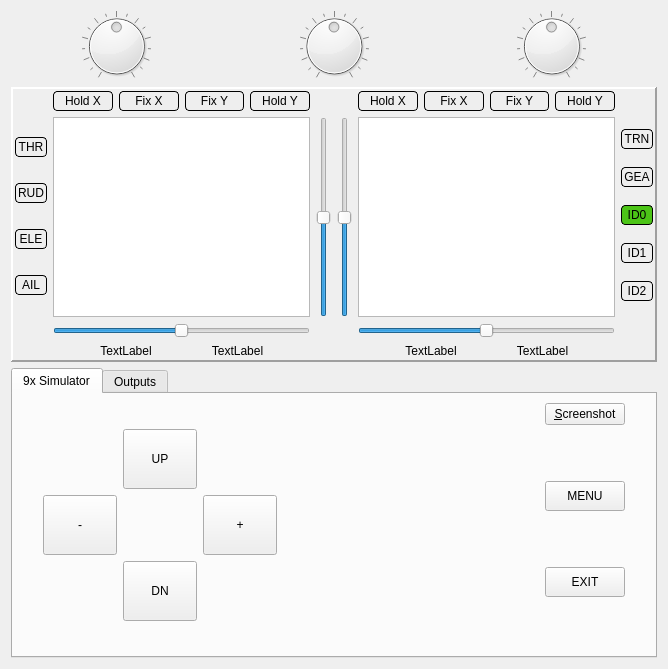
roberto1903/companion9x, file src/simulatordialog.ui: the form before one commit.
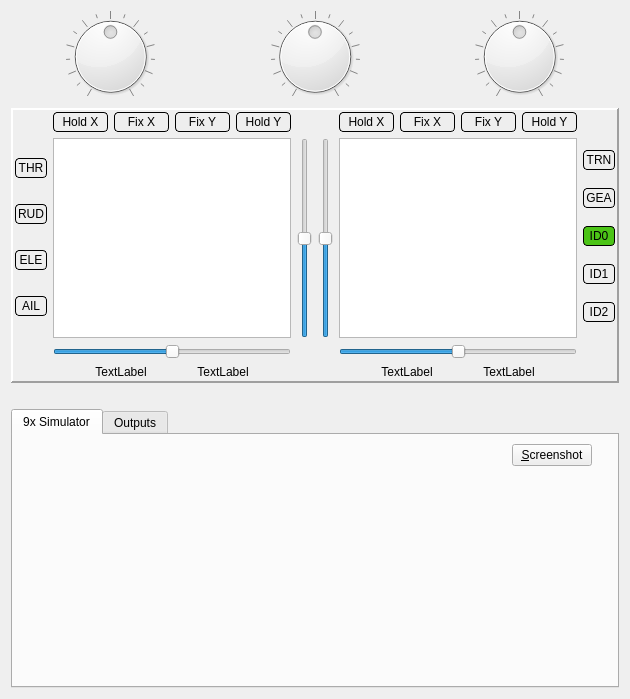
The form after the commit. Icons and pictures are not drawn. Custom widgets are drawn as their Qt base class.

```diff
--- a/src/simulatordialog.ui
+++ b/src/simulatordialog.ui
@@ -6,8 +6,8 @@
    <rect>
     <x>0</x>
     <y>0</y>
-    <width>668</width>
-    <height>669</height>
+    <width>630</width>
+    <height>699</height>
    </rect>
   </property>
   <property name="windowTitle">
@@ -17,8 +17,8 @@
    <iconset resource="companion9x.qrc">
     <normaloff>:/images/simulate.png</normaloff>:/images/simulate.png</iconset>
   </property>
-  <layout class="QVBoxLayout" name="verticalLayout_9" stretch="0,0,0">
-   <item>
+  <layout class="QGridLayout" name="gridLayout_6">
+   <item row="0" column="0">
     <layout class="QHBoxLayout" name="horizontalLayout_2">
      <item>
       <widget class="QDial" name="dialP_1">
@@ -109,7 +109,7 @@
      </item>
     </layout>
    </item>
-   <item>
+   <item row="1" column="0">
     <widget class="QFrame" name="controlFrame">
      <property name="frameShape">
       <enum>QFrame::Panel</enum>
@@ -738,7 +738,33 @@
      </layout>
     </widget>
    </item>
-   <item>
+   <item row="2" column="0">
+    <spacer name="horizontalSpacer_4">
+     <property name="orientation">
+      <enum>Qt::Horizontal</enum>
+     </property>
+     <property name="sizeHint" stdset="0">
+      <size>
+       <width>598</width>
+       <height>20</height>
+      </size>
+     </property>
+    </spacer>
+   </item>
+   <item row="2" column="1">
+    <spacer name="horizontalSpacer_5">
+     <property name="orientation">
+      <enum>Qt::Horizontal</enum>
+     </property>
+     <property name="sizeHint" stdset="0">
+      <size>
+       <width>18</width>
+       <height>20</height>
+      </size>
+     </property>
+    </spacer>
+   </item>
+   <item row="3" column="0">
     <widget class="QTabWidget" name="tabWidget">
      <property name="enabled">
       <bool>true</bool>
@@ -750,156 +776,104 @@
       <attribute name="title">
        <string>9x Simulator</string>
       </attribute>
-      <layout class="QHBoxLayout" name="horizontalLayout_8" stretch="0,0,0,0,0">
-       <item>
+      <layout class="QGridLayout" name="gridLayout_5">
+       <item row="0" column="1">
+        <spacer name="horizontalSpacer_3">
+         <property name="orientation">
+          <enum>Qt::Horizontal</enum>
+         </property>
+         <property name="sizeHint" stdset="0">
+          <size>
+           <width>438</width>
+           <height>20</height>
+          </size>
+         </property>
+        </spacer>
+       </item>
+       <item row="0" column="2">
+        <widget class="QPushButton" name="screenshotButton">
+         <property name="text">
+          <string>&amp;Screenshot</string>
+         </property>
+         <property name="icon">
+          <iconset resource="companion9x.qrc">
+           <normaloff>:/images/screenshot.png</normaloff>:/images/screenshot.png</iconset>
+         </property>
+         <property name="iconSize">
+          <size>
+           <width>20</width>
+           <height>20</height>
+          </size>
+         </property>
+        </widget>
+       </item>
+       <item row="1" column="0">
         <spacer name="horizontalSpacer">
          <property name="orientation">
           <enum>Qt::Horizontal</enum>
          </property>
          <property name="sizeHint" stdset="0">
           <size>
-           <width>40</width>
+           <width>0</width>
            <height>20</height>
           </size>
          </property>
         </spacer>
        </item>
-       <item>
-        <layout class="QGridLayout" name="gridLayout_5" columnstretch="0,0,0">
-         <item row="1" column="1">
-          <widget class="QPushButton" name="upButton">
-           <property name="sizePolicy">
-            <sizepolicy hsizetype="Fixed" vsizetype="Fixed">
-             <horstretch>0</horstretch>
-             <verstretch>0</verstretch>
-            </sizepolicy>
-           </property>
-           <property name="minimumSize">
-            <size>
-             <width>60</width>
-             <height>60</height>
-            </size>
-           </property>
-           <property name="text">
-            <string>UP</string>
-           </property>
-          </widget>
-         </item>
-         <item row="3" column="1">
-          <widget class="QPushButton" name="downButton">
-           <property name="sizePolicy">
-            <sizepolicy hsizetype="Fixed" vsizetype="Fixed">
-             <horstretch>0</horstretch>
-             <verstretch>0</verstretch>
-            </sizepolicy>
-           </property>
-           <property name="minimumSize">
-            <size>
-             <width>60</width>
-             <height>60</height>
-            </size>
-           </property>
-           <property name="text">
-            <string>DN</string>
-           </property>
-          </widget>
-         </item>
-         <item row="2" column="1">
-          <spacer name="verticalSpacer">
-           <property name="orientation">
-            <enum>Qt::Vertical</enum>
-           </property>
-           <property name="sizeHint" stdset="0">
-            <size>
-             <width>20</width>
-             <height>40</height>
-            </size>
-           </property>
-          </spacer>
-         </item>
-         <item row="2" column="0">
-          <widget class="QPushButton" name="leftButton">
-           <property name="sizePolicy">
-            <sizepolicy hsizetype="Fixed" vsizetype="Fixed">
-             <horstretch>0</horstretch>
-             <verstretch>0</verstretch>
-            </sizepolicy>
-           </property>
-           <property name="minimumSize">
-            <size>
-             <width>60</width>
-             <height>60</height>
-            </size>
-           </property>
-           <property name="text">
-            <string>-</string>
-           </property>
-          </widget>
-         </item>
-         <item row="2" column="2">
-          <widget class="QPushButton" name="rightButton">
-           <property name="sizePolicy">
-            <sizepolicy hsizetype="Fixed" vsizetype="Fixed">
-             <horstretch>0</horstretch>
-             <verstretch>0</verstretch>
-            </sizepolicy>
-           </property>
-           <property name="minimumSize">
-            <size>
-             <width>60</width>
-             <height>60</height>
-            </size>
-           </property>
-           <property name="text">
-            <string>+</string>
-           </property>
-          </widget>
-         </item>
+       <item row="1" column="1" colspan="2">
+        <layout class="QGridLayout" name="gridLayout_3">
+         <property name="sizeConstraint">
+          <enum>QLayout::SetMinimumSize</enum>
+         </property>
+         <property name="spacing">
+          <number>0</number>
+         </property>
          <item row="0" column="1">
-          <spacer name="verticalSpacer_2">
-           <property name="orientation">
-            <enum>Qt::Vertical</enum>
+          <widget class="QWidget" name="top" native="true">
+           <property name="sizePolicy">
+            <sizepolicy hsizetype="Fixed" vsizetype="Fixed">
+             <horstretch>0</horstretch>
+             <verstretch>0</verstretch>
+            </sizepolicy>
            </property>
-           <property name="sizeHint" stdset="0">
+           <property name="minimumSize">
             <size>
-             <width>20</width>
-             <height>40</height>
+             <width>256</width>
+             <height>29</height>
             </size>
            </property>
-          </spacer>
-         </item>
-         <item row="4" column="1">
-          <spacer name="verticalSpacer_3">
-           <property name="orientation">
-            <enum>Qt::Vertical</enum>
+           <property name="styleSheet">
+            <string notr="true">background:url(:/images/9xtop.png)</string>
            </property>
-           <property name="sizeHint" stdset="0">
-            <size>
-             <width>20</width>
-             <height>40</height>
-            </size>
-           </property>
-          </spacer>
+          </widget>
          </item>
-        </layout>
-       </item>
-       <item>
-        <layout class="QVBoxLayout" name="verticalLayout_18">
-         <item>
-          <spacer name="verticalSpacer_5">
-           <property name="orientation">
-            <enum>Qt::Vertical</enum>
+         <item row="0" column="2" rowspan="3">
+          <widget class="menuWidget" name="menu" native="true">
+           <property name="sizePolicy">
+            <sizepolicy hsizetype="Fixed" vsizetype="Fixed">
+             <horstretch>0</horstretch>
+             <verstretch>0</verstretch>
+            </sizepolicy>
            </property>
-           <property name="sizeHint" stdset="0">
+           <property name="minimumSize">
             <size>
-             <width>20</width>
-             <height>40</height>
+             <width>144</width>
+             <height>186</height>
             </size>
            </property>
-          </spacer>
+           <property name="styleSheet">
+            <string notr="true">background:url(:/images/9xmenu.png)</string>
+           </property>
+          </widget>
          </item>
-         <item>
+         <item row="1" column="1">
           <widget class="lcdWidget" name="lcd" native="true">
+           <property name="sizePolicy">
+            <sizepolicy hsizetype="Fixed" vsizetype="Fixed">
+             <horstretch>0</horstretch>
+             <verstretch>0</verstretch>
+            </sizepolicy>
+           </property>
            <property name="minimumSize">
             <size>
              <width>256</width>
@@ -908,108 +882,50 @@
            </property>
           </widget>
          </item>
-         <item>
-          <spacer name="verticalSpacer_4">
-           <property name="orientation">
-            <enum>Qt::Vertical</enum>
+         <item row="2" column="1">
+          <widget class="QWidget" name="bottom" native="true">
+           <property name="sizePolicy">
+            <sizepolicy hsizetype="Fixed" vsizetype="Fixed">
+             <horstretch>0</horstretch>
+             <verstretch>0</verstretch>
+            </sizepolicy>
            </property>
-           <property name="sizeHint" stdset="0">
-            <size>
-             <width>20</width>
-             <height>40</height>
-            </size>
-           </property>
-          </spacer>
-         </item>
-        </layout>
-       </item>
-       <item>
-        <layout class="QVBoxLayout" name="verticalLayout_16">
-         <item>
-          <widget class="QPushButton" name="screenshotButton">
-           <property name="text">
-            <string>&amp;Screenshot</string>
-           </property>
-           <property name="icon">
-            <iconset>
-             <normaloff>:/images/screenshot.png</normaloff>:/images/screenshot.png</iconset>
-           </property>
-           <property name="iconSize">
-            <size>
-             <width>32</width>
-             <height>32</height>
-            </size>
-           </property>
-          </widget>
-         </item>
-         <item>
-          <spacer name="verticalSpacer_8">
-           <property name="orientation">
-            <enum>Qt::Vertical</enum>
-           </property>
-           <property name="sizeHint" stdset="0">
-            <size>
-             <width>20</width>
-             <height>40</height>
-            </size>
-           </property>
-          </spacer>
-         </item>
-         <item>
-          <widget class="QPushButton" name="menuButton">
            <property name="minimumSize">
             <size>
-             <width>0</width>
-             <height>30</height>
+             <width>256</width>
+             <height>29</height>
             </size>
            </property>
-           <property name="text">
-            <string>MENU</string>
+           <property name="styleSheet">
+            <string notr="true">background:url(:/images/9xbott.png)</string>
            </property>
           </widget>
          </item>
-         <item>
-          <spacer name="verticalSpacer_6">
-           <property name="orientation">
-            <enum>Qt::Vertical</enum>
+         <item row="0" column="0" rowspan="3">
+          <widget class="cursorWidget" name="cursor" native="true">
+           <property name="sizePolicy">
+            <sizepolicy hsizetype="Fixed" vsizetype="Fixed">
+             <horstretch>0</horstretch>
+             <verstretch>0</verstretch>
+            </sizepolicy>
            </property>
-           <property name="sizeHint" stdset="0">
-            <size>
-             <width>20</width>
-             <height>40</height>
-            </size>
-           </property>
-          </spacer>
-         </item>
-         <item>
-          <widget class="QPushButton" name="exitButton">
            <property name="minimumSize">
             <size>
-             <width>0</width>
-             <height>30</height>
+             <width>170</width>
+             <height>186</height>
             </size>
            </property>
-           <property name="text">
-            <string>EXIT</string>
+           <property name="mouseTracking">
+            <bool>true</bool>
            </property>
+           <property name="styleSheet">
+            <string notr="true">background:url(:/images/9xcurs.png);</string>
+           </property>
           </widget>
          </item>
-         <item>
-          <spacer name="verticalSpacer_7">
-           <property name="orientation">
-            <enum>Qt::Vertical</enum>
-           </property>
-           <property name="sizeHint" stdset="0">
-            <size>
-             <width>20</width>
-             <height>40</height>
-            </size>
-           </property>
-          </spacer>
-         </item>
         </layout>
        </item>
-       <item>
+       <item row="1" column="3">
         <spacer name="horizontalSpacer_2">
          <property name="orientation">
           <enum>Qt::Horizontal</enum>
@@ -1022,6 +938,19 @@
          </property>
         </spacer>
        </item>
+       <item row="2" column="1">
+        <spacer name="verticalSpacer">
+         <property name="orientation">
+          <enum>Qt::Vertical</enum>
+         </property>
+         <property name="sizeHint" stdset="0">
+          <size>
+           <width>20</width>
+           <height>25</height>
+          </size>
+         </property>
+        </spacer>
+       </item>
       </layout>
      </widget>
      <widget class="QWidget" name="outputs">
@@ -2516,6 +2445,18 @@
    <header>lcdwidget.h</header>
    <container>1</container>
   </customwidget>
+  <customwidget>
+   <class>cursorWidget</class>
+   <extends>QWidget</extends>
+   <header>cursorwidget.h</header>
+   <container>1</container>
+  </customwidget>
+  <customwidget>
+   <class>menuWidget</class>
+   <extends>QWidget</extends>
+   <header>menuwidget.h</header>
+   <container>1</container>
+  </customwidget>
  </customwidgets>
  <resources>
   <include location="companion9x.qrc"/>
```
